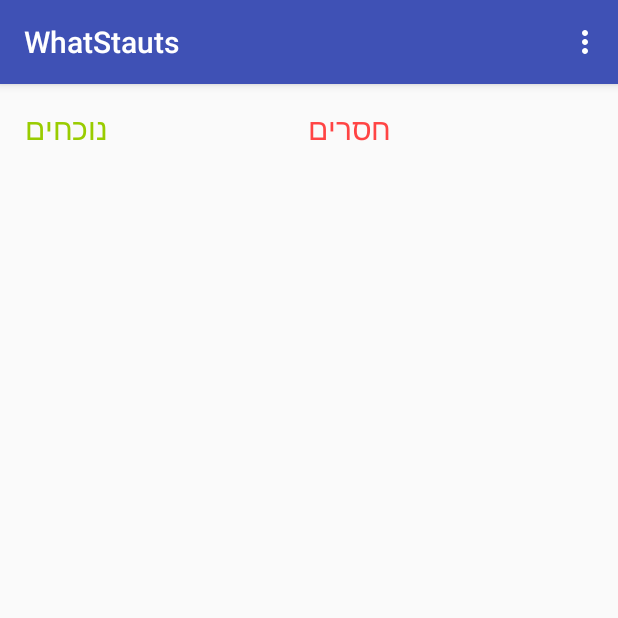
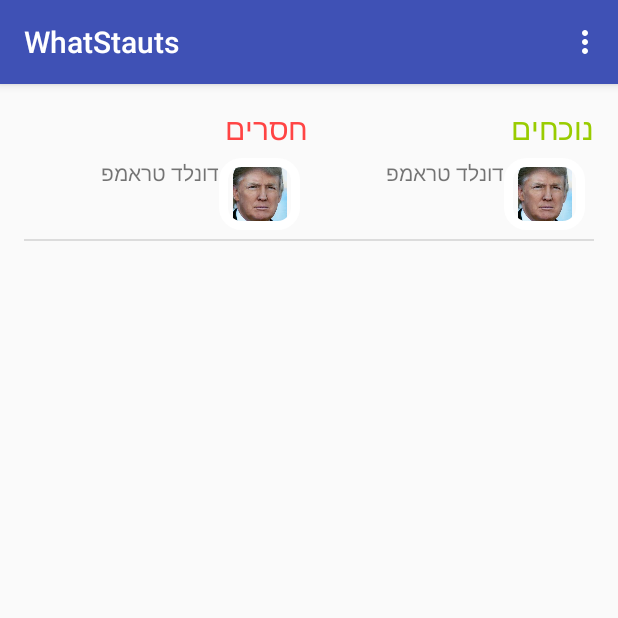
Before and after one commit to orezrice/WasStatus, an Android app: the screen it shows after launch (MainActivity), on a phone screen of 412 x 824 dp, the top half of it. Run offline under Robolectric (Android 15) with nearby library versions, the phone set to English and light mode, and no system bars.

Commit message:
added list view of people

```diff
--- /dev/null
+++ b/WhatStatus/app/src/main/java/com/whatstatus/ListAdapter.java
@@ -0,0 +1,50 @@
+package com.whatstatus;
+
+import android.content.Context;
+import android.graphics.Bitmap;
+import android.graphics.BitmapFactory;
+import android.util.Base64;
+import android.view.LayoutInflater;
+import android.view.View;
+import android.view.ViewGroup;
+import android.widget.ArrayAdapter;
+import android.widget.ImageView;
+import android.widget.TextView;
+
+import java.util.List;
+
+/**
+ * Created by Or Shachar on 09/03/2017.
+ */
+public class ListAdapter extends ArrayAdapter<ListItem> {
+    private final Context context;
+    private final List<ListItem> values;
+
+    public ListAdapter(Context context, List<ListItem> values) {
+        super(context, -1, values);
+        this.context = context;
+        this.values = values;
+    }
+
+    @Override
+    public View getView(int position, View convertView, ViewGroup parent) {
+
+        //Load list item
+        LayoutInflater inflater = (LayoutInflater) context
+                .getSystemService(Context.LAYOUT_INFLATER_SERVICE);
+        View rowView = inflater.inflate(R.layout.listviewitem, parent, false);
+
+        // load image and textview
+        TextView textView = (TextView) rowView.findViewById(R.id.personname);
+        ImageView imageView = (ImageView) rowView.findViewById(R.id.personimage);
+        textView.setText(values.get(position).name);
+
+        // load decoded image
+        byte[] decodedString = Base64.decode(values.get(position).base64Image, Base64.DEFAULT);
+        Bitmap decodedByte = BitmapFactory.decodeByteArray(decodedString, 0, decodedString.length);
+        imageView.setImageBitmap(decodedByte);
+
+
+        return rowView;
+    }
+}
--- /dev/null
+++ b/WhatStatus/app/src/main/java/com/whatstatus/ListItem.java
@@ -0,0 +1,17 @@
+package com.whatstatus;
+
+/**
+ * Created by Or Shachar on 09/03/2017.
+ */
+public class ListItem {
+
+    public String name;
+
+    public String base64Image;
+
+
+    public ListItem(String name, String base64Image) {
+        this.name = name;
+        this.base64Image = base64Image;
+    }
+}
--- a/WhatStatus/app/src/main/java/com/whatstatus/MainActivity.java
+++ b/WhatStatus/app/src/main/java/com/whatstatus/MainActivity.java
@@ -1,21 +1,59 @@
 package com.whatstatus;
 
+import android.graphics.Bitmap;
+import android.graphics.BitmapFactory;
 import android.support.v7.app.AppCompatActivity;
 import android.os.Bundle;
+import android.util.Base64;
 import android.view.Menu;
 import android.view.MenuInflater;
 import android.view.MenuItem;
+import android.widget.Adapter;
+import android.widget.ListView;
 import android.widget.Toast;
 
+import java.io.ByteArrayOutputStream;
+import java.util.LinkedList;
+
 public class MainActivity extends AppCompatActivity {
+
+    ListView inHouse;
+    ListView outHouse;
 
     @Override
     protected void onCreate(Bundle savedInstanceState) {
         super.onCreate(savedInstanceState);
         setContentView(com.whatstatus.R.layout.activity_main);
 
+        inHouse = (ListView) findViewById(R.id.inhouselist);
+        outHouse = (ListView) findViewById(R.id.outhouselist);
+        final ListItem item = new ListItem("דונלד טראמפ",
+                convertImageToSring(R.drawable.exampleperson));
+
+        ListAdapter inHouseAdapter = new ListAdapter(this,
+                new LinkedList<ListItem>(){{add(item);}});
+        ListAdapter outHouseAdapter = new ListAdapter(this,
+                new LinkedList<ListItem>(){{add(item);}});
+
+        inHouse.setAdapter(inHouseAdapter);
+        outHouse.setAdapter(outHouseAdapter);
+    }
+
+    public String convertImageToSring(int imageId) {
+
+        Bitmap icon = BitmapFactory.decodeResource(this.getResources(), imageId);
+        return encodeToBase64(icon, Bitmap.CompressFormat.JPEG, 100);
 
     }
+
+    public String encodeToBase64(Bitmap image, Bitmap.CompressFormat compressFormat, int quality)
+    {
+        ByteArrayOutputStream byteArrayOS = new ByteArrayOutputStream();
+        image.compress(compressFormat, quality, byteArrayOS);
+        return Base64.encodeToString(byteArrayOS.toByteArray(), Base64.DEFAULT);
+    }
+
+
 
     @Override
     public boolean onCreateOptionsMenu(Menu menu) {
--- /dev/null
+++ b/WhatStatus/app/src/main/res/drawable/frame.xml
@@ -0,0 +1,10 @@
+<?xml version="1.0" encoding="utf-8"?>
+<shape xmlns:android="http://schemas.android.com/apk/res/android" android:shape="rectangle">
+    <solid android:color="#00ffffff" />
+    <padding android:left="6dp"
+        android:top="6dp"
+        android:right="6dp"
+        android:bottom="6dp" />
+    <corners android:radius="12dp" />
+    <stroke android:width="6dp" android:color="#ffffffff" />
+</shape>
--- a/WhatStatus/app/src/main/res/layout/activity_main.xml
+++ b/WhatStatus/app/src/main/res/layout/activity_main.xml
@@ -7,12 +7,14 @@
     android:paddingLeft="@dimen/activity_horizontal_margin"
     android:paddingRight="@dimen/activity_horizontal_margin"
     android:paddingTop="@dimen/activity_vertical_margin"
-    tools:context=".MainActivity">
+    tools:context=".MainActivity"
+    android:layoutDirection="rtl">
 
     <LinearLayout android:orientation="horizontal" android:layout_height="fill_parent"
                   android:layout_width="fill_parent">
         <LinearLayout
-            android:layout_weight="1"
+            android:orientation="vertical"
+            android:layout_weight="1" android:id="@+id/inhouse"
             android:layout_height="fill_parent" android:layout_width="0dp">
             <TextView
                 android:layout_width="wrap_content"
@@ -21,9 +23,16 @@
                 android:textSize="20sp"
                 android:textColor="@android:color/holo_green_light"
                 android:text="נוכחים"/>
+
+            <ListView
+                android:id="@+id/inhouselist"
+                android:layout_width="match_parent"
+                android:layout_height="match_parent"></ListView>
         </LinearLayout>
-        <LinearLayout android:layout_weight="1"
-                      android:layout_height="fill_parent" android:layout_width="0dp">
+        <LinearLayout
+            android:orientation="vertical"
+            android:layout_weight="1" android:id="@+id/outhouse"
+            android:layout_height="fill_parent" android:layout_width="0dp">
             <TextView
                 android:layout_width="wrap_content"
                 android:layout_height="wrap_content"
@@ -31,6 +40,12 @@
                 android:gravity="center_horizontal"
                 android:textColor="@android:color/holo_red_light"
                 android:text="חסרים"/>
+
+
+            <ListView
+                android:id="@+id/outhouselist"
+                android:layout_width="match_parent"
+                android:layout_height="match_parent"></ListView>
         </LinearLayout>
     </LinearLayout>
 </RelativeLayout>
--- /dev/null
+++ b/WhatStatus/app/src/main/res/layout/listviewitem.xml
@@ -0,0 +1,39 @@
+<?xml version="1.0" encoding="utf-8"?>
+<LinearLayout
+    android:layout_margin="6dip"
+    android:padding="6dip"
+    xmlns:android="http://schemas.android.com/apk/res/android"
+    android:orientation="horizontal" android:layout_width="match_parent"
+    android:layout_height="60sp"
+    android:weightSum="1"
+    >
+
+    <FrameLayout
+        android:layout_width="wrap_content"
+        android:layout_height="wrap_content"
+        android:layout_weight="0.7"
+        >
+
+        <ImageView
+            android:id="@+id/personimage"
+            android:layout_width="match_parent"
+            android:layout_height="match_parent"
+            android:padding="6dp"
+            android:src="@drawable/noimage"/>
+
+        <ImageView
+            android:src="@drawable/frame"
+            android:layout_width="match_parent"
+            android:layout_height="match_parent" />
+
+    </FrameLayout>
+
+    <TextView
+        android:id="@+id/personname"
+        android:layout_width="match_parent"
+        android:layout_height="match_parent"
+        android:text="אנונימי"
+        android:layout_weight="0.3"
+        />
+
+</LinearLayout>
```
Also changed, not shown: WhatStatus/app/src/main/res/drawable/exampleperson.jpg (added), WhatStatus/app/src/main/res/drawable/noimage.png (added).
